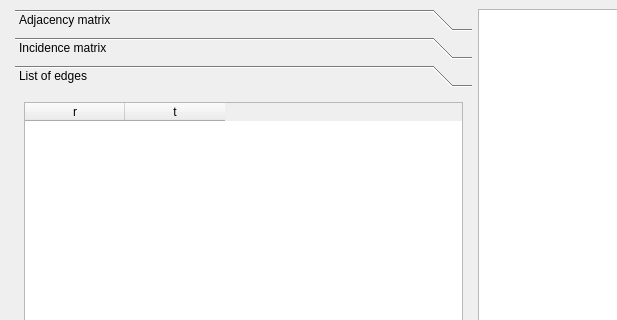
Before: the Qt Designer form graphio.ui in anhptvolga/graphview, drawn with Qt 5; both pictures show x 0 to 617 and y 0 to 320 of the 944 by 560 pixel window.
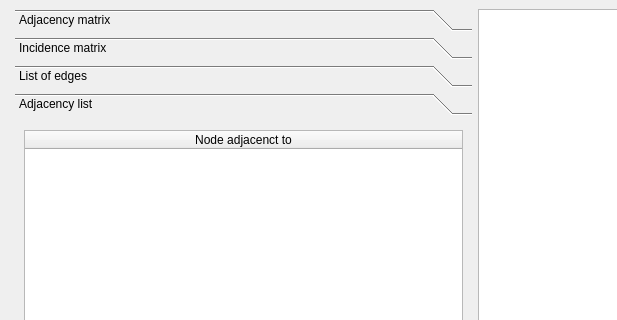
After: the same form once the commit is applied.

Commit message: add adjacency list

Patch:
```diff
--- a/graphio.ui
+++ b/graphio.ui
@@ -21,7 +21,7 @@
        <bool>true</bool>
       </property>
       <property name="currentIndex">
-       <number>2</number>
+       <number>3</number>
       </property>
       <widget class="QWidget" name="page_matrix">
        <property name="enabled">
@@ -104,6 +104,14 @@
        </layout>
       </widget>
       <widget class="QWidget" name="page">
+       <property name="geometry">
+        <rect>
+         <x>0</x>
+         <y>0</y>
+         <width>98</width>
+         <height>88</height>
+        </rect>
+       </property>
        <attribute name="label">
         <string>List of edges</string>
        </attribute>
@@ -116,6 +124,21 @@
           <property name="columnCount">
            <number>2</number>
           </property>
+          <attribute name="horizontalHeaderCascadingSectionResizes">
+           <bool>false</bool>
+          </attribute>
+          <attribute name="horizontalHeaderMinimumSectionSize">
+           <number>40</number>
+          </attribute>
+          <attribute name="horizontalHeaderShowSortIndicator" stdset="0">
+           <bool>false</bool>
+          </attribute>
+          <attribute name="horizontalHeaderStretchLastSection">
+           <bool>false</bool>
+          </attribute>
+          <attribute name="verticalHeaderStretchLastSection">
+           <bool>false</bool>
+          </attribute>
           <column>
            <property name="text">
             <string>r</string>
@@ -130,6 +153,54 @@
         </item>
        </layout>
       </widget>
+      <widget class="QWidget" name="page_2">
+       <property name="geometry">
+        <rect>
+         <x>0</x>
+         <y>0</y>
+         <width>457</width>
+         <height>296</height>
+        </rect>
+       </property>
+       <attribute name="label">
+        <string>Adjacency list</string>
+       </attribute>
+       <layout class="QHBoxLayout" name="horizontalLayout_6">
+        <item>
+         <widget class="QTableWidget" name="tw_adjlist">
+          <property name="editTriggers">
+           <set>QAbstractItemView::NoEditTriggers</set>
+          </property>
+          <attribute name="horizontalHeaderStretchLastSection">
+           <bool>true</bool>
+          </attribute>
+          <attribute name="verticalHeaderCascadingSectionResizes">
+           <bool>false</bool>
+          </attribute>
+          <attribute name="verticalHeaderDefaultSectionSize">
+           <number>30</number>
+          </attribute>
+          <attribute name="verticalHeaderHighlightSections">
+           <bool>true</bool>
+          </attribute>
+          <attribute name="verticalHeaderMinimumSectionSize">
+           <number>25</number>
+          </attribute>
+          <attribute name="verticalHeaderStretchLastSection">
+           <bool>false</bool>
+          </attribute>
+          <column>
+           <property name="text">
+            <string>Node adjacenct to</string>
+           </property>
+           <property name="textAlignment">
+            <set>AlignCenter</set>
+           </property>
+          </column>
+         </widget>
+        </item>
+       </layout>
+      </widget>
      </widget>
     </item>
     <item row="1" column="0" colspan="3">
```
Left out of the diff: 6 changed lines with no effect on the pictures. The commit also changes 2 other files.
